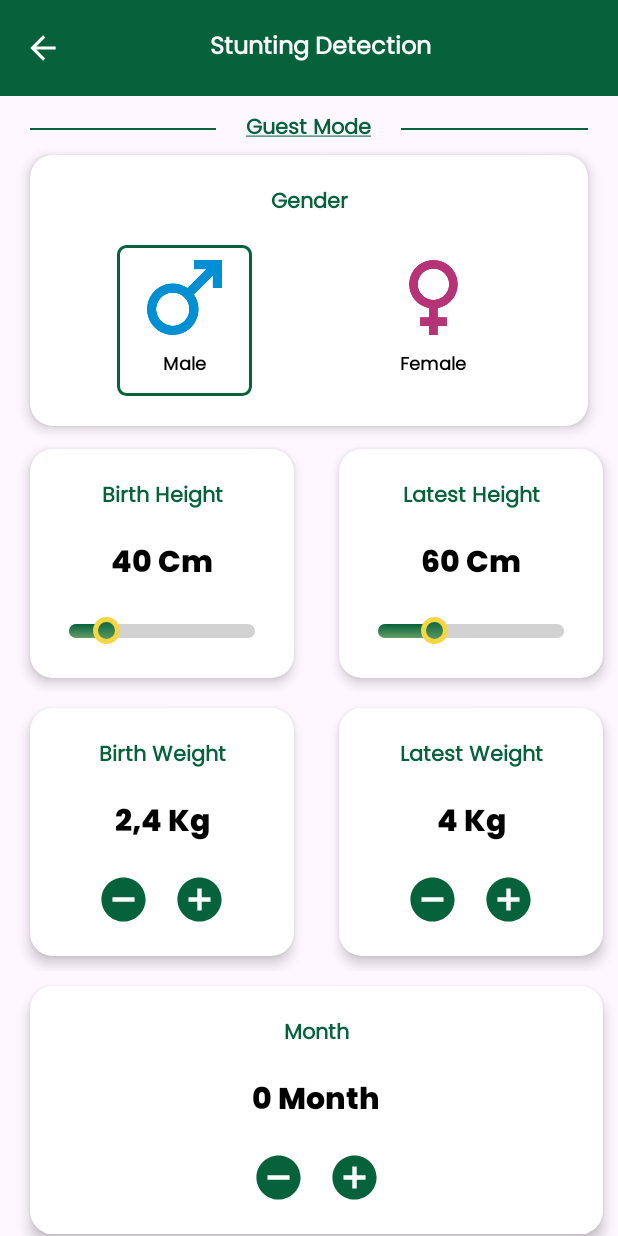
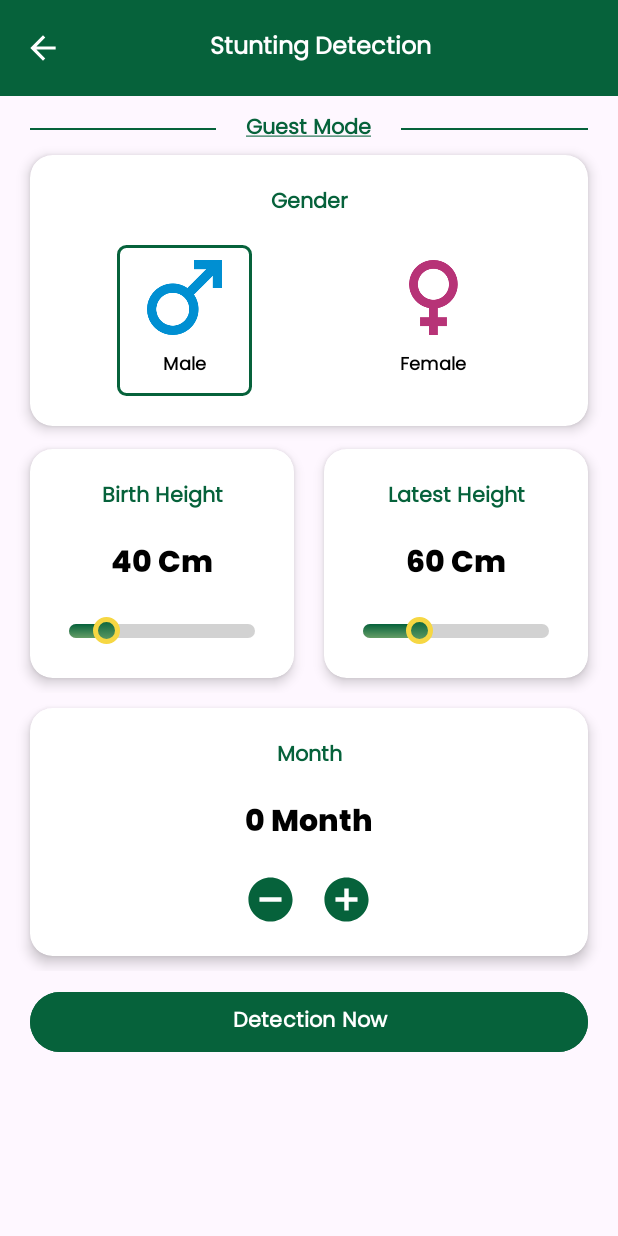
Before and after one commit to Centing/CentingApps, an Android app: the DetectionGuestActivity screen opened directly, with no data from a screen before it, on a phone screen of 412 x 824 dp. Run offline under Robolectric (Android 15) with nearby library versions, the light colour scheme and no system bars; libraries missing offline, so code that uses them is left out: org.tensorflow.lite; 1 statement that could not run was skipped.

Commit message:
detection guest

```diff
--- a/app/src/main/AndroidManifest.xml
+++ b/app/src/main/AndroidManifest.xml
@@ -32,13 +32,13 @@
             android:name=".views.Onboarding.OnBoardingActivity"
             android:exported="false" />
         <activity
-            android:name=".views.history.HistoryActivity"
+            android:name=".views.History.HistoryActivity"
             android:exported="false" />
         <activity
-            android:name=".views.result.ResultActivity"
+            android:name=".views.Deteksi.Result.ResultActivity"
             android:exported="false" />
         <activity
-            android:name=".views.profile.ProfileActivity"
+            android:name=".views.Profile.ProfileActivity"
             android:exported="false" />
         <activity
             android:name=".views.Deteksi.Guest.DetectionGuestActivity"
--- a/app/src/main/java/com/c241ps220/centingapps/views/result/ResultActivity.kt
+++ b/app/src/main/java/com/c241ps220/centingapps/views/Deteksi/Result/ResultActivity.kt
@@ -1,4 +1,4 @@
-package com.c241ps220.centingapps.views.result
+package com.c241ps220.centingapps.views.Deteksi.Result
 
 import android.os.Bundle
 import androidx.activity.enableEdgeToEdge
--- a/app/src/main/java/com/c241ps220/centingapps/views/Fragment/ProfileFragment/ProfileFragment.kt
+++ b/app/src/main/java/com/c241ps220/centingapps/views/Fragment/ProfileFragment/ProfileFragment.kt
@@ -10,12 +10,11 @@
 import android.view.ViewGroup
 import androidx.appcompat.app.AlertDialog
 import com.c241ps220.centingapps.R
-import com.c241ps220.centingapps.databinding.FragmentFaqBinding
 import com.c241ps220.centingapps.databinding.FragmentProfileBinding
 import com.c241ps220.centingapps.utils.CustomFunction
 import com.c241ps220.centingapps.views.AnakSection.ListAnakActivity
 import com.c241ps220.centingapps.views.ResetPassword.ResetPasswordActivity
-import com.c241ps220.centingapps.views.profile.ProfileActivity
+import com.c241ps220.centingapps.views.Profile.ProfileActivity
 
 
 class ProfileFragment : Fragment() {
--- a/app/src/main/java/com/c241ps220/centingapps/views/history/HistoryActivity.kt
+++ b/app/src/main/java/com/c241ps220/centingapps/views/History/HistoryActivity.kt
@@ -1,4 +1,4 @@
-package com.c241ps220.centingapps.views.history
+package com.c241ps220.centingapps.views.History
 
 import android.os.Bundle
 import androidx.activity.enableEdgeToEdge
--- a/app/src/main/java/com/c241ps220/centingapps/views/profile/ProfileActivity.kt
+++ b/app/src/main/java/com/c241ps220/centingapps/views/Profile/ProfileActivity.kt
@@ -1,13 +1,9 @@
-package com.c241ps220.centingapps.views.profile
+package com.c241ps220.centingapps.views.Profile
 
 import android.os.Bundle
-import androidx.activity.enableEdgeToEdge
 import androidx.appcompat.app.AppCompatActivity
-import androidx.core.view.ViewCompat
-import androidx.core.view.WindowInsetsCompat
 import com.c241ps220.centingapps.R
 import com.c241ps220.centingapps.databinding.ActivityProfileBinding
-import com.c241ps220.centingapps.databinding.ActivityZoomImageBinding
 import com.c241ps220.centingapps.utils.CustomFunction
 
 class ProfileActivity : AppCompatActivity() {
--- a/app/src/main/res/layout/activity_detection_guest.xml
+++ b/app/src/main/res/layout/activity_detection_guest.xml
@@ -321,8 +321,8 @@
                         app:cardCornerRadius="15dp"
                         app:cardElevation="5dp"
                         app:cardPreventCornerOverlap="true"
-                        android:layout_marginLeft="20dp"
-                        android:layout_marginRight="10dp"
+                        android:layout_marginLeft="10dp"
+                        android:layout_marginRight="20dp"
                         android:layout_marginVertical="10dp">
                         <LinearLayout
                             android:layout_width="match_parent"
@@ -370,6 +370,7 @@
 
 <!--                Berat Badan -->
                 <LinearLayout
+                    android:visibility="gone"
                     android:layout_width="match_parent"
                     android:layout_height="wrap_content"
                     android:orientation="horizontal">
@@ -517,7 +518,7 @@
                         app:cardElevation="5dp"
                         app:cardPreventCornerOverlap="true"
                         android:layout_marginLeft="20dp"
-                        android:layout_marginRight="10dp"
+                        android:layout_marginRight="20dp"
                         android:layout_marginVertical="10dp">
 
                         <LinearLayout
--- a/app/src/main/res/layout/activity_profile.xml
+++ b/app/src/main/res/layout/activity_profile.xml
@@ -5,7 +5,7 @@
     android:id="@+id/main"
     android:layout_width="match_parent"
     android:layout_height="match_parent"
-    tools:context=".views.profile.ProfileActivity">
+    tools:context=".views.Profile.ProfileActivity">
 
     <LinearLayout
         android:layout_width="match_parent"
--- a/app/src/main/res/layout/activity_result.xml
+++ b/app/src/main/res/layout/activity_result.xml
@@ -6,7 +6,7 @@
     android:layout_width="match_parent"
     android:layout_height="match_parent"
     android:background="@android:color/white"
-    tools:context=".views.result.ResultActivity">
+    tools:context=".views.Deteksi.Result.ResultActivity">
 
     <TextView
         android:id="@+id/textView"
```
Also changed, not shown: app/src/main/java/com/c241ps220/centingapps/views/Dashboard/DashboardActivity.kt (+1 -9 lines), app/src/main/java/com/c241ps220/centingapps/views/Fragment/BerandaFragment/BerandaFragment.kt (+11 -1 lines).
